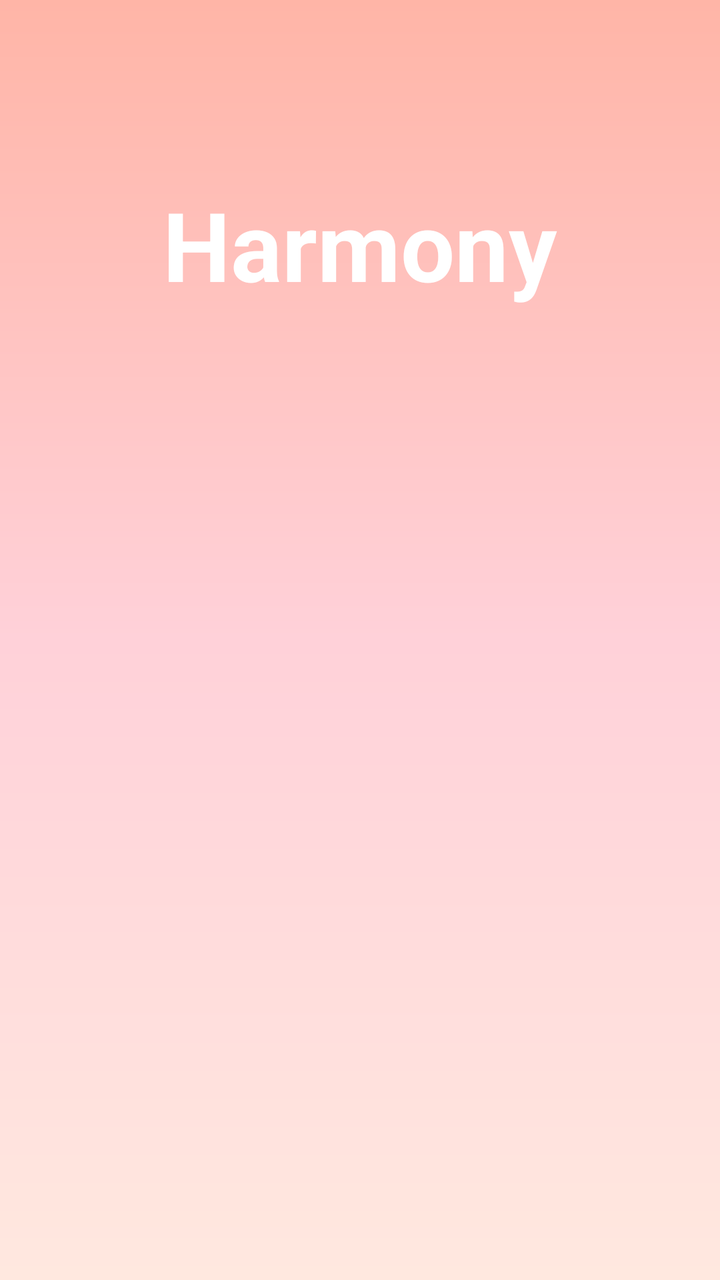
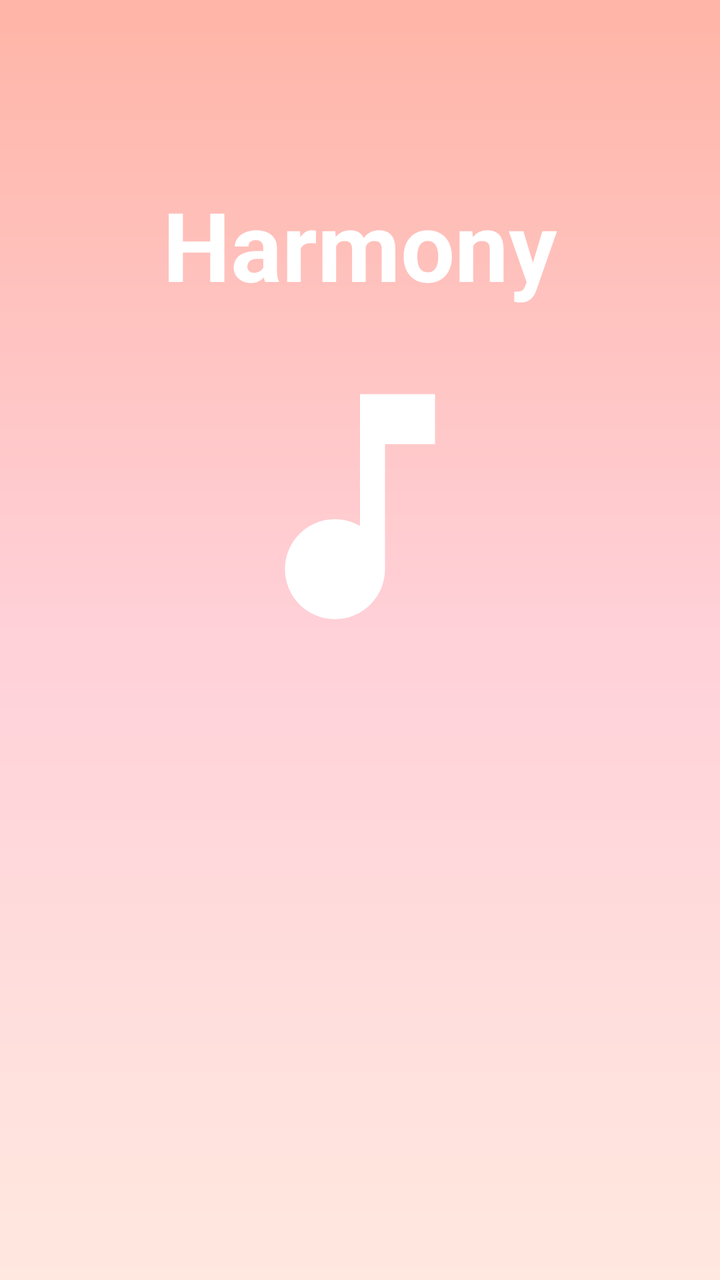

Screens rendered from an Android XML layout before and after an edit, with the pre-edit source and the edit as a unified diff.
<!-- AndroidManifest.xml: application theme Theme.Harmony -->
<!-- res/layout/activity_main.xml -->
<?xml version="1.0" encoding="utf-8"?>
<androidx.constraintlayout.widget.ConstraintLayout xmlns:android="http://schemas.android.com/apk/res/android"
    xmlns:app="http://schemas.android.com/apk/res-auto"
    xmlns:tools="http://schemas.android.com/tools"
    android:id="@+id/main"
    android:layout_width="match_parent"
    android:layout_height="match_parent"
    android:background="?attr/harmonyScreenBackground"
    tools:context=".MainActivity">

    <TextView
        android:id="@+id/loginText"
        android:layout_width="wrap_content"
        android:layout_height="wrap_content"
        android:text="@string/app_name"
        android:textAlignment="center"
        android:textSize="48sp"
        android:textStyle="bold"
        android:textColor="@color/white"
        android:layout_marginTop="30dp"
        app:layout_constraintEnd_toEndOf="parent"
        app:layout_constraintStart_toStartOf="parent"
        app:layout_constraintBottom_toBottomOf="parent"
        app:layout_constraintTop_toTopOf="parent"
        app:layout_constraintVertical_bias="0.11" />













































</androidx.constraintlayout.widget.ConstraintLayout>
<!-- resources referenced by this layout -->
<resources>
  <color name="white">#FFFFFFFF</color>
  <string name="app_name">Harmony</string>
  <style name="Theme.Harmony" parent="Base.Theme.Harmony" />
  <style name="Base.Theme.Harmony" parent="Theme.Material3.DayNight.NoActionBar">
          
          <item name="colorPrimary">@color/spotify_green</item>
          <item name="colorSecondary">@color/spotify_black_dark</item>
          <item name="colorSecondaryVariant">@color/spotify_black_light</item>
  
          
          <item name="harmonyScreenBackground">@drawable/bg_sunset_gradient</item>
          <item name="harmonyMiniPlayerBackground">@drawable/bg_mini_player_pill</item>
          <item name="harmonySearchBackground">@drawable/bg_search_pill</item>
          <item name="harmonyControlBackground">@drawable/bg_control_pill</item>
          <item name="harmonyTextPrimary">#241426</item>
          <item name="harmonyTextSecondary">#5E3A54</item>
          <item name="harmonyHintText">#7D5670</item>
      </style>
  <color name="spotify_green">#1DB954</color>
  <color name="spotify_black_dark">#121212</color>
  <color name="spotify_black_light">#212121</color>
  <!-- drawable bg_sunset_gradient (drawable) -->
  <?xml version="1.0" encoding="utf-8"?>
  <shape xmlns:android="http://schemas.android.com/apk/res/android"
      android:shape="rectangle">
      <gradient
          android:angle="270"
          android:endColor="#FFE8DF"
          android:centerColor="#FFD1D9"
          android:startColor="#FFB5A7" />
  </shape>
  <!-- drawable bg_mini_player_pill (drawable) -->
  <?xml version="1.0" encoding="utf-8"?>
  <shape xmlns:android="http://schemas.android.com/apk/res/android"
      android:shape="rectangle">
      <corners android:radius="28dp" />
      <solid android:color="#E61E1833" />
  </shape>
  <!-- drawable bg_search_pill (drawable) -->
  <?xml version="1.0" encoding="utf-8"?>
  <shape xmlns:android="http://schemas.android.com/apk/res/android"
      android:shape="rectangle">
      <corners android:radius="999dp" />
      <solid android:color="#33FFFFFF" />
  </shape>
  <!-- drawable bg_control_pill (drawable) -->
  <?xml version="1.0" encoding="utf-8"?>
  <shape xmlns:android="http://schemas.android.com/apk/res/android"
      android:shape="rectangle">
      <corners android:radius="999dp" />
      <solid android:color="#3A2558" />
  </shape>
</resources>

<!-- the commit's change to res/layout/activity_main.xml (unified diff, before → after) -->
@@ -57,15 +57,18 @@
 
 
 
-
-
-
-
-
-
-
-
-
+    <ImageView
+        android:id="@+id/harmonyLogo"
+        android:layout_width="150dp"
+        android:layout_height="150dp"
+        android:layout_marginTop="24dp"
+        android:adjustViewBounds="true"
+        android:contentDescription="@string/app_name"
+        android:scaleType="fitCenter"
+        app:layout_constraintEnd_toEndOf="parent"
+        app:layout_constraintStart_toStartOf="parent"
+        app:layout_constraintTop_toBottomOf="@id/loginText"
+        app:srcCompat="@drawable/ic_logo" />
 
 
 </androidx.constraintlayout.widget.ConstraintLayout>
<!-- resource entries referenced after the edit -->
@@ -1,6 +1,12 @@
 <!-- resources referenced by this layout -->
 <resources>
   <color name="white">#FFFFFFFF</color>
+  <!-- drawable ic_logo (drawable) -->
+  <vector xmlns:android="http://schemas.android.com/apk/res/android" android:height="24dp" android:tint="#FFFFFF" android:viewportHeight="24" android:viewportWidth="24" android:width="24dp">
+        
+      <path android:fillColor="@android:color/white" android:pathData="M12,3v10.55c-0.59,-0.34 -1.27,-0.55 -2,-0.55 -2.21,0 -4,1.79 -4,4s1.79,4 4,4 4,-1.79 4,-4V7h4V3h-6z"/>
+      
+  </vector>
   <string name="app_name">Harmony</string>
   <style name="Theme.Harmony" parent="Base.Theme.Harmony" />
   <style name="Base.Theme.Harmony" parent="Theme.Material3.DayNight.NoActionBar">
@@ -14,9 +20,10 @@
           <item name="harmonyMiniPlayerBackground">@drawable/bg_mini_player_pill</item>
           <item name="harmonySearchBackground">@drawable/bg_search_pill</item>
           <item name="harmonyControlBackground">@drawable/bg_control_pill</item>
-          <item name="harmonyTextPrimary">#241426</item>
-          <item name="harmonyTextSecondary">#5E3A54</item>
-          <item name="harmonyHintText">#7D5670</item>
+          <item name="harmonyTextPrimary">#F8778B</item>
+          <item name="harmonyTextSecondary">#F8778B</item>
+          <item name="harmonyHintText">#F8778B</item>
+          <item name="harmonyMiniControlTint">@drawable/bg_control_pill</item>
       </style>
   <color name="spotify_green">#1DB954</color>
   <color name="spotify_black_dark">#121212</color>
@@ -35,8 +42,8 @@
   <?xml version="1.0" encoding="utf-8"?>
   <shape xmlns:android="http://schemas.android.com/apk/res/android"
       android:shape="rectangle">
-      <corners android:radius="28dp" />
-      <solid android:color="#E61E1833" />
+      <corners android:radius="999dp" />
+      <solid android:color="#FF9ABA" />
   </shape>
   <!-- drawable bg_search_pill (drawable) -->
   <?xml version="1.0" encoding="utf-8"?>
@@ -50,7 +57,7 @@
   <shape xmlns:android="http://schemas.android.com/apk/res/android"
       android:shape="rectangle">
       <corners android:radius="999dp" />
-      <solid android:color="#3A2558" />
+      <solid android:color="#FF9AAA" />
   </shape>
 </resources>
 
